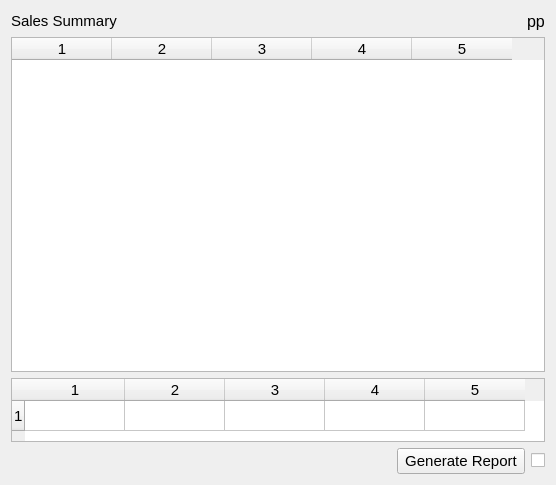
Before: the Qt Designer form estorecpp/salesummary.ui in Watti/estorecpp, drawn with Qt 5.
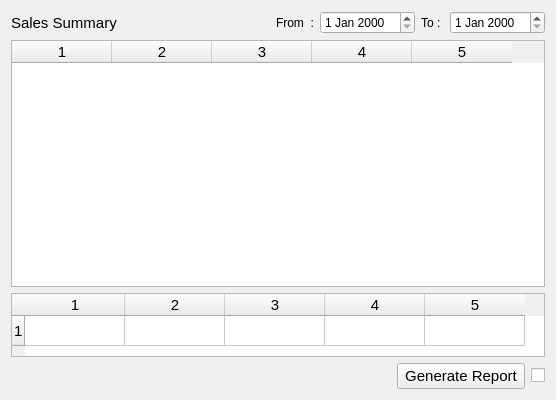
After: the same form once the commit is applied. Icons and pictures are not drawn.

Commit message: date range added to sales summary

```diff
--- a/estorecpp/salesummary.ui
+++ b/estorecpp/salesummary.ui
@@ -7,7 +7,7 @@
     <x>0</x>
     <y>0</y>
     <width>556</width>
-    <height>485</height>
+    <height>400</height>
    </rect>
   </property>
   <property name="windowTitle">
@@ -45,11 +45,41 @@
       <widget class="QLabel" name="datelbl">
        <property name="font">
         <font>
-         <pointsize>12</pointsize>
+         <pointsize>9</pointsize>
         </font>
        </property>
        <property name="text">
-        <string>pp</string>
+        <string>From  :</string>
+       </property>
+      </widget>
+     </item>
+     <item>
+      <widget class="QDateEdit" name="fromDate">
+       <property name="font">
+        <font>
+         <pointsize>9</pointsize>
+        </font>
+       </property>
+      </widget>
+     </item>
+     <item>
+      <widget class="QLabel" name="label_4">
+       <property name="font">
+        <font>
+         <pointsize>9</pointsize>
+        </font>
+       </property>
+       <property name="text">
+        <string>To : </string>
+       </property>
+      </widget>
+     </item>
+     <item>
+      <widget class="QDateEdit" name="toDate">
+       <property name="font">
+        <font>
+         <pointsize>9</pointsize>
+        </font>
        </property>
       </widget>
      </item>
```
Left out of the diff: 2 changed lines with no effect on the pictures.
